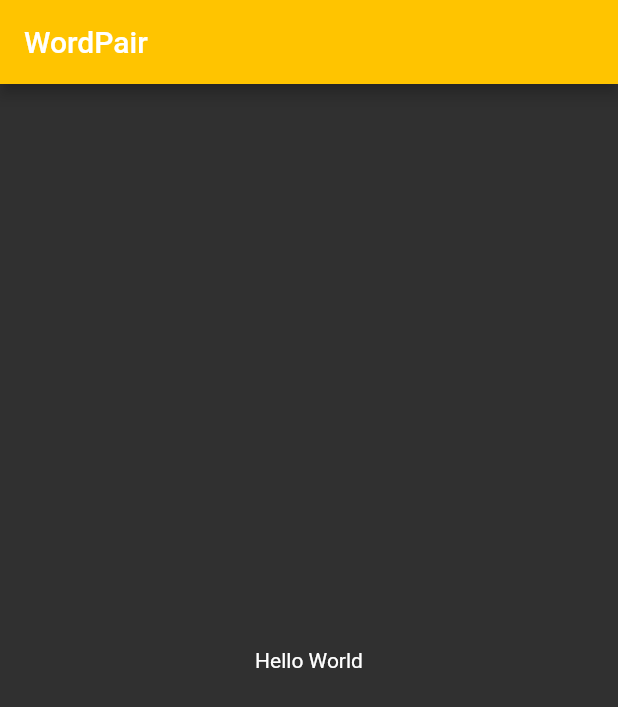
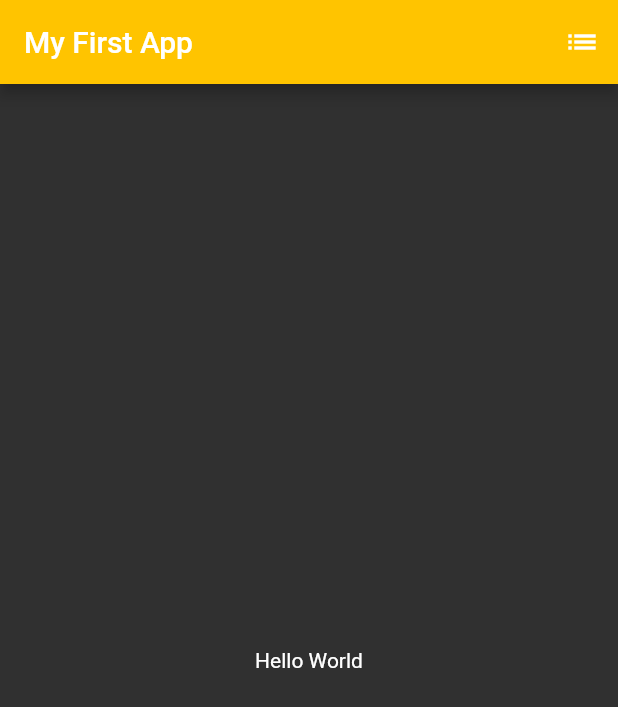
Before and after one commit to Mohammad-Abdul-Ghafour/First-Flutter-App, a Flutter app: the screen it shows after launch, on a phone screen of 412 x 824 dp. Shown: the top 707 px of the screen. Run offline on Flutter 3.47's test engine with Material 2 defaults, Android fonts, the phone set to English and light mode, and no system bars.

Commit message:
Adding List to AppBar

```diff
--- a/lib/main.dart
+++ b/lib/main.dart
@@ -5,14 +5,21 @@ void main() => runApp(MyApp());
 class MyApp extends StatelessWidget {
   @override
   Widget build(BuildContext context) {
+    List arr = [];
     return MaterialApp(
         theme: ThemeData(
           brightness: Brightness.dark,
         ),
         home: Scaffold(
           appBar: AppBar(
-            title: const Text("WordPair"),
+            title: const Text("My First App"),
             backgroundColor: Colors.amberAccent[400],
+            actions: <Widget>[
+              IconButton(
+                icon: Icon(Icons.list),
+                onPressed: () => {},
+              )
+            ],
           ),
           body: const Center(
             child: Text('Hello World'),
```
